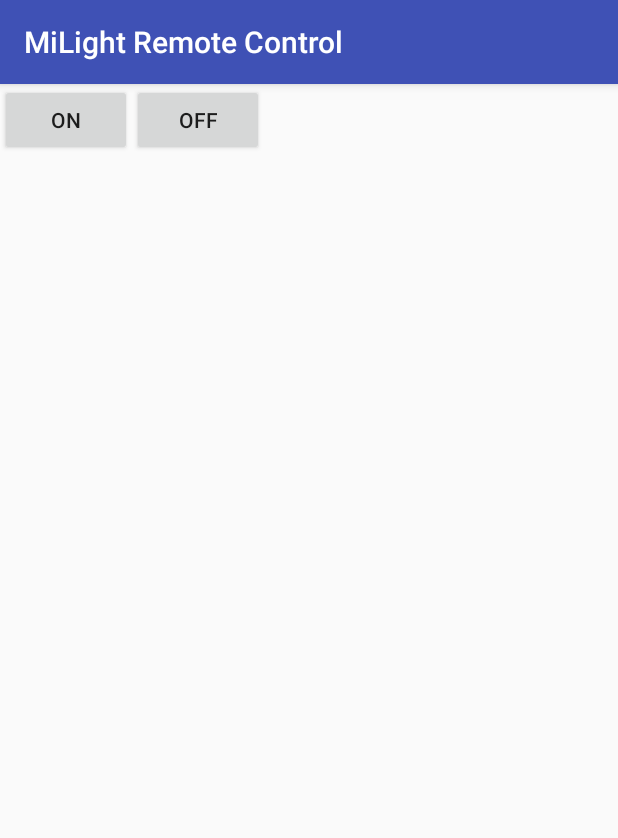
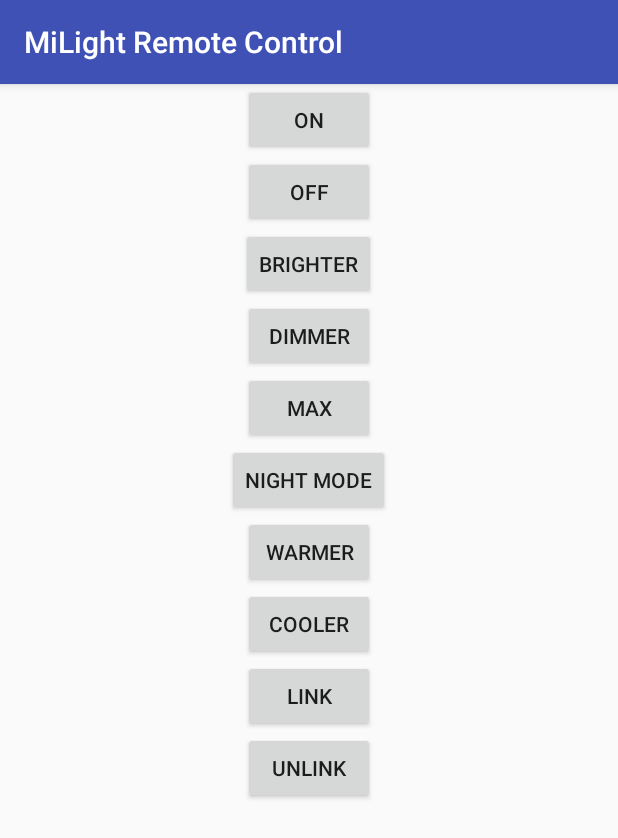
Before and after one commit to remcoder/Milight-Remote-Control, an Android app: the screen it shows after launch (MainActivity), after a tap on "OFF", on a phone screen of 412 x 824 dp. Shown: the top 838 px of the screen. Run offline under Robolectric (Android 15) with nearby library versions, the phone set to English and light mode, and no system bars; 2 statements that could not run were skipped.

Commit message:
New commdands: brighter, dimmer, max, night mode, warmer, cooler, link, unlink

```diff
--- a/app/src/main/java/com/q42/milightremotecontrol/MainActivity.kt
+++ b/app/src/main/java/com/q42/milightremotecontrol/MainActivity.kt
@@ -38,40 +38,61 @@
                 null
             }
             ip?.let {
-                controller = MiLightController(ip)
+                Log.i(TAG, "$ip")
+                controller = MiLightController(this@MainActivity, ip)
             }
         }
 
         on_button.setOnClickListener {
             Log.i(TAG, "Turning lights on")
-            launch(Dispatchers.IO) {
-                try {
-                    controller.turnOn()
-                } catch (ex: Exception) {
-                    withContext(Dispatchers.Main) {
-                        toast("Error turning on lights:\n${ex.message}")
-                    }
-                }
-            }
+            controller.turnOn()
         }
 
         off_button.setOnClickListener {
             Log.i(TAG, "Turning lights off")
-            launch(Dispatchers.IO) {
-                try {
-                    controller.turnOff()
-                } catch (ex: Exception) {
-                    withContext(Dispatchers.Main) {
-                        toast("Error turning off lights:\n${ex.message}")
-                    }
-                }
-            }
+            controller.turnOff()
+        }
+
+        brighter.setOnClickListener {
+            Log.i(TAG, "Turning lights up a bit")
+            controller.brighter()
+        }
+
+        dimmer.setOnClickListener {
+            Log.i(TAG, "Turning lights down a bit")
+            controller.dimmer()
+        }
+
+        max_brightness.setOnClickListener {
+            Log.i(TAG, "Setting to max brightness")
+            controller.maxBrightness()
+        }
+
+        night_mode.setOnClickListener {
+            controller.nightMode()
+        }
+
+        warmer.setOnClickListener {
+            controller.warmer()
+        }
+
+        cooler.setOnClickListener {
+            controller.cooler()
+        }
+
+        link.setOnClickListener {
+            controller.link()
+        }
+
+        unlink.setOnClickListener {
+            controller.unlink()
         }
     }
 
 
     override fun onDestroy() {
         super.onDestroy()
-        job.cancel() // Cancel job on activity destroy. After destroy all children jobs will be cancelled automatically
+        job.cancel()
+        controller.cancelJobs() // Cancel job on activity destroy. After destroy all children jobs will be cancelled automatically
     }
 }
--- a/app/src/main/res/layout/activity_main.xml
+++ b/app/src/main/res/layout/activity_main.xml
@@ -1,10 +1,11 @@
 <?xml version="1.0" encoding="utf-8"?>
 <LinearLayout xmlns:android="http://schemas.android.com/apk/res/android"
-    xmlns:app="http://schemas.android.com/apk/res-auto"
+    android:orientation="vertical"
     xmlns:tools="http://schemas.android.com/tools"
     android:layout_width="match_parent"
     android:layout_height="match_parent"
-    tools:context="com.q42.milightremotecontrol.MainActivity">
+    tools:context="com.q42.milightremotecontrol.MainActivity"
+    android:gravity="center_horizontal">
 
     <Button
         android:id="@+id/on_button"
@@ -18,4 +19,52 @@
         android:layout_height="wrap_content"
         android:text="off"/>
 
+    <Button
+        android:id="@+id/brighter"
+        android:layout_width="wrap_content"
+        android:layout_height="wrap_content"
+        android:text="brighter"/>
+
+    <Button
+        android:id="@+id/dimmer"
+        android:layout_width="wrap_content"
+        android:layout_height="wrap_content"
+        android:text="dimmer"/>
+
+    <Button
+        android:id="@+id/max_brightness"
+        android:layout_width="wrap_content"
+        android:layout_height="wrap_content"
+        android:text="max"/>
+
+    <Button
+        android:id="@+id/night_mode"
+        android:layout_width="wrap_content"
+        android:layout_height="wrap_content"
+        android:text="night mode"/>
+
+    <Button
+        android:id="@+id/warmer"
+        android:layout_width="wrap_content"
+        android:layout_height="wrap_content"
+        android:text="warmer"/>
+
+    <Button
+        android:id="@+id/cooler"
+        android:layout_width="wrap_content"
+        android:layout_height="wrap_content"
+        android:text="cooler"/>
+
+    <Button
+        android:id="@+id/link"
+        android:layout_width="wrap_content"
+        android:layout_height="wrap_content"
+        android:text="link"/>
+
+    <Button
+        android:id="@+id/unlink"
+        android:layout_width="wrap_content"
+        android:layout_height="wrap_content"
+        android:text="unlink"/>
+
 </LinearLayout>
```
Also changed, not shown: app/src/main/java/com/q42/milightremotecontrol/MiLightController.kt (+90 -21 lines).
